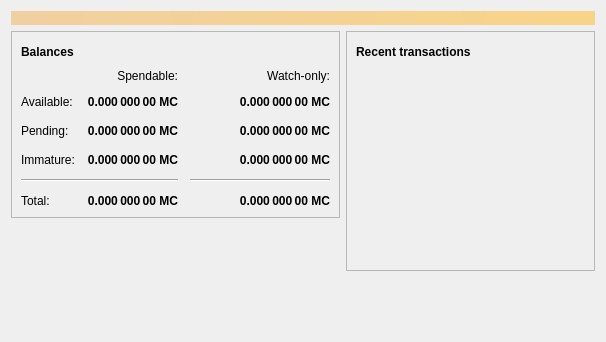
Qt form src/qt/forms/overviewpage.ui (3s3s/TKSR) before a commit.
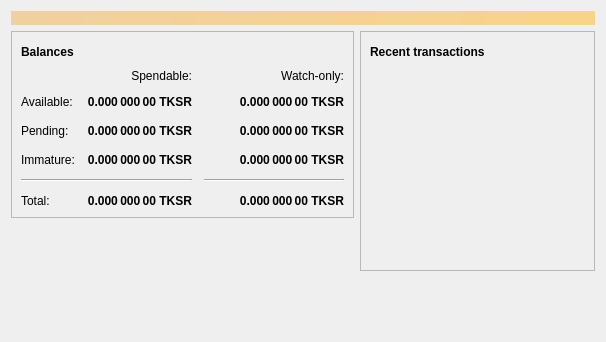
The same form after that commit. Icons and pictures are not drawn.

Patch:
```diff
--- a/src/qt/forms/overviewpage.ui
+++ b/src/qt/forms/overviewpage.ui
@@ -126,7 +126,7 @@
                <string>Unconfirmed transactions to watch-only addresses</string>
               </property>
               <property name="text">
-               <string notr="true">0.000 000 00 MC</string>
+               <string notr="true">0.000 000 00 TKSR</string>
               </property>
               <property name="alignment">
                <set>Qt::AlignRight|Qt::AlignTrailing|Qt::AlignVCenter</set>
@@ -151,7 +151,7 @@
                <string>Total of transactions that have yet to be confirmed, and do not yet count toward the spendable balance</string>
               </property>
               <property name="text">
-               <string notr="true">0.000 000 00 MC</string>
+               <string notr="true">0.000 000 00 TKSR</string>
               </property>
               <property name="alignment">
                <set>Qt::AlignRight|Qt::AlignTrailing|Qt::AlignVCenter</set>
@@ -176,7 +176,7 @@
                <string>Mined balance in watch-only addresses that has not yet matured</string>
               </property>
               <property name="text">
-               <string notr="true">0.000 000 00 MC</string>
+               <string notr="true">0.000 000 00 TKSR</string>
               </property>
               <property name="alignment">
                <set>Qt::AlignRight|Qt::AlignTrailing|Qt::AlignVCenter</set>
@@ -234,7 +234,7 @@
                <string>Mined balance that has not yet matured</string>
               </property>
               <property name="text">
-               <string notr="true">0.000 000 00 MC</string>
+               <string notr="true">0.000 000 00 TKSR</string>
               </property>
               <property name="alignment">
                <set>Qt::AlignRight|Qt::AlignTrailing|Qt::AlignVCenter</set>
@@ -279,7 +279,7 @@
                <string>Your current total balance</string>
               </property>
               <property name="text">
-               <string notr="true">0.000 000 00 MC</string>
+               <string notr="true">0.000 000 00 TKSR</string>
               </property>
               <property name="alignment">
                <set>Qt::AlignRight|Qt::AlignTrailing|Qt::AlignVCenter</set>
@@ -304,7 +304,7 @@
                <string>Current total balance in watch-only addresses</string>
               </property>
               <property name="text">
-               <string notr="true">0.000 000 00 MC</string>
+               <string notr="true">0.000 000 00 TKSR</string>
               </property>
               <property name="alignment">
                <set>Qt::AlignRight|Qt::AlignTrailing|Qt::AlignVCenter</set>
@@ -346,7 +346,7 @@
                <string>Your current spendable balance</string>
               </property>
               <property name="text">
-               <string notr="true">0.000 000 00 MC</string>
+               <string notr="true">0.000 000 00 TKSR</string>
               </property>
               <property name="alignment">
                <set>Qt::AlignRight|Qt::AlignTrailing|Qt::AlignVCenter</set>
@@ -371,7 +371,7 @@
                <string>Your current balance in watch-only addresses</string>
               </property>
               <property name="text">
-               <string notr="true">0.000 000 00 MC</string>
+               <string notr="true">0.000 000 00 TKSR</string>
               </property>
               <property name="alignment">
                <set>Qt::AlignRight|Qt::AlignTrailing|Qt::AlignVCenter</set>
```
